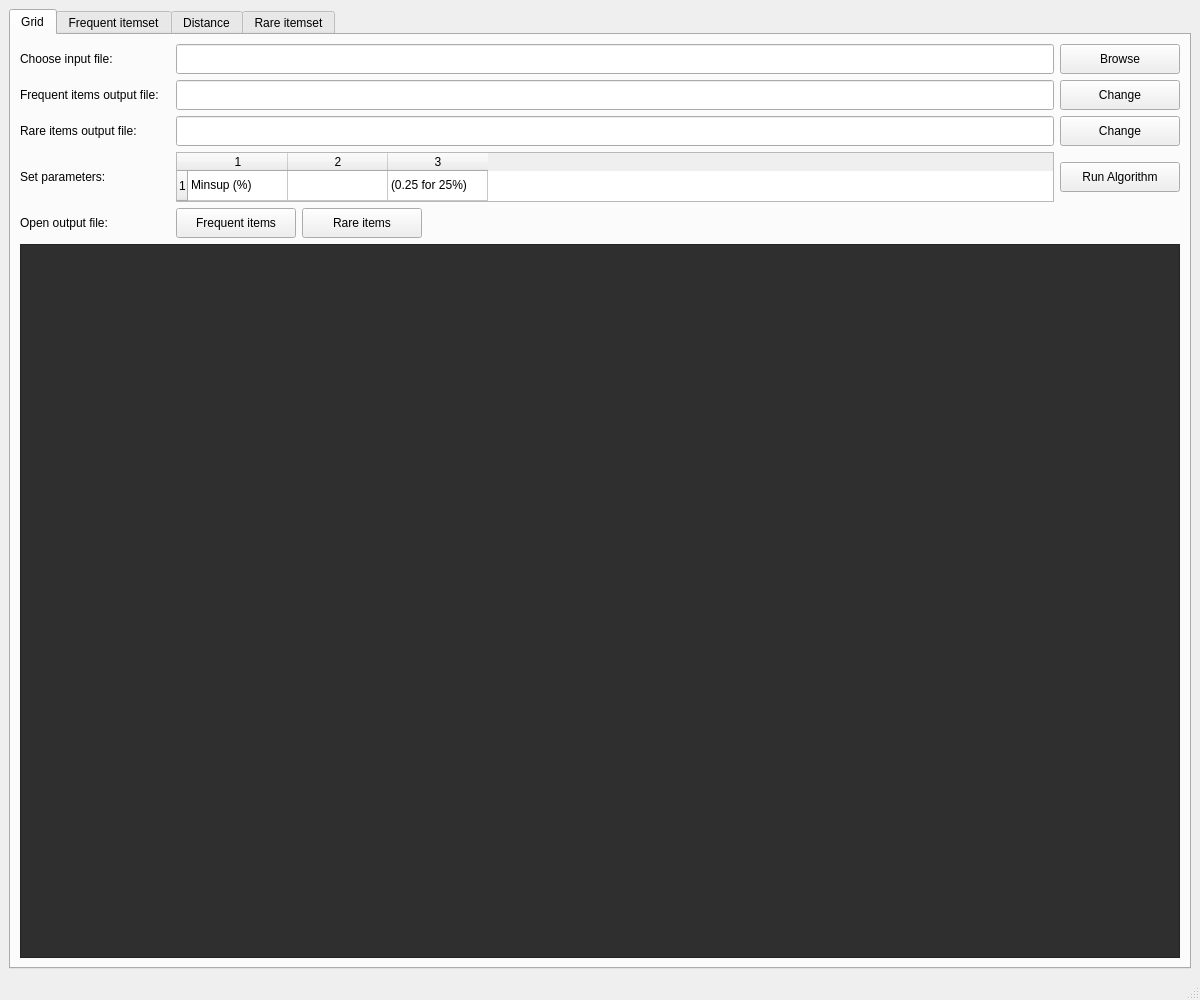
Qt form AssociationRules/mainwindow.ui (fjovanovic/Association-Rules) before a commit.
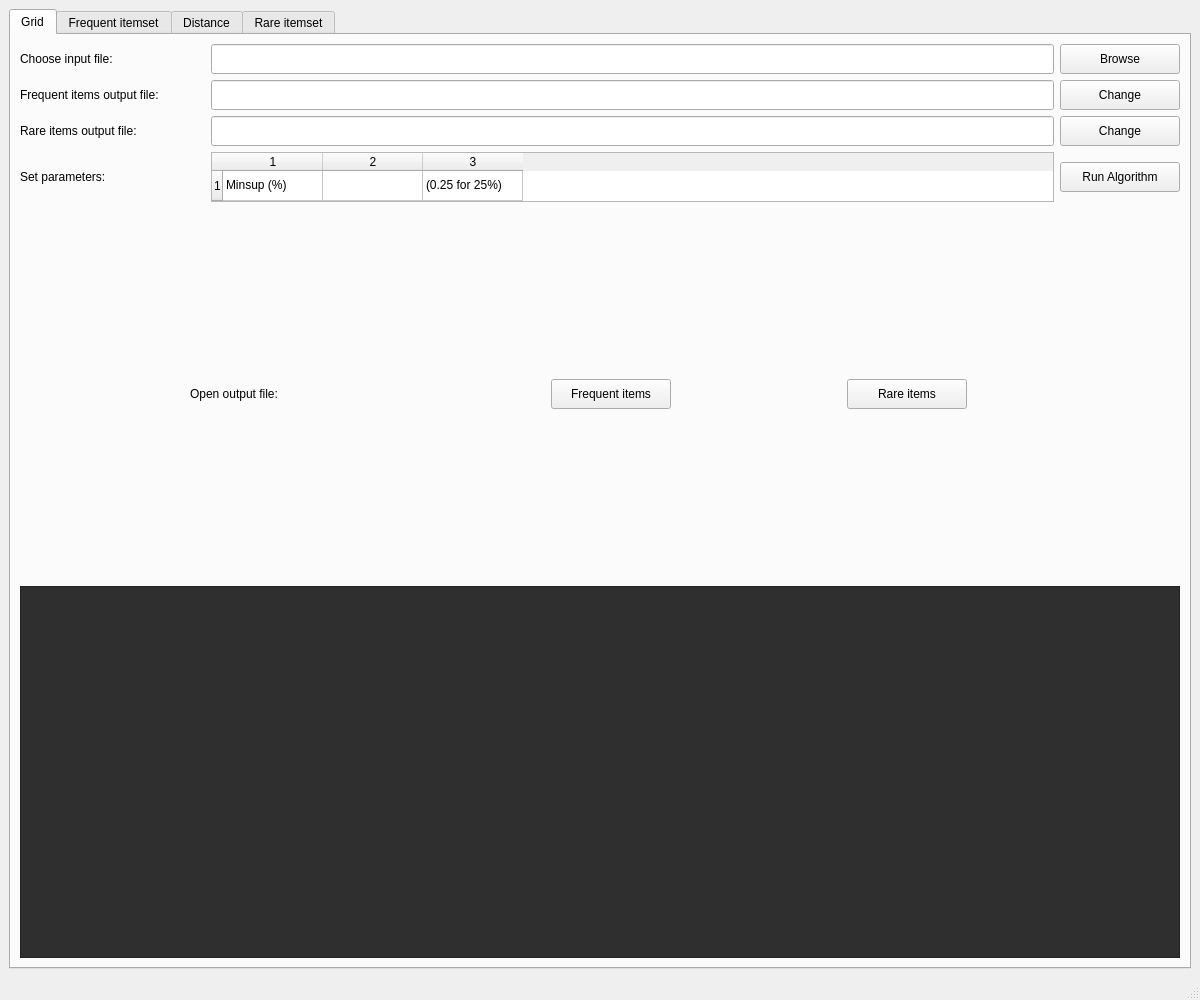
The same form after that commit.

Commit message: Modified width of labels

```diff
--- a/AssociationRules/mainwindow.ui
+++ b/AssociationRules/mainwindow.ui
@@ -46,13 +46,13 @@
            <widget class="QLabel" name="gridInputFileLabel">
             <property name="minimumSize">
              <size>
-              <width>150</width>
+              <width>185</width>
               <height>30</height>
              </size>
             </property>
             <property name="maximumSize">
              <size>
-              <width>150</width>
+              <width>185</width>
               <height>30</height>
              </size>
             </property>
@@ -107,13 +107,13 @@
            <widget class="QLabel" name="gridOutputFileLabel">
             <property name="minimumSize">
              <size>
-              <width>150</width>
+              <width>185</width>
               <height>30</height>
              </size>
             </property>
             <property name="maximumSize">
              <size>
-              <width>150</width>
+              <width>185</width>
               <height>30</height>
              </size>
             </property>
@@ -168,13 +168,13 @@
            <widget class="QLabel" name="label_2">
             <property name="minimumSize">
              <size>
-              <width>150</width>
+              <width>185</width>
               <height>30</height>
              </size>
             </property>
             <property name="maximumSize">
              <size>
-              <width>150</width>
+              <width>185</width>
               <height>30</height>
              </size>
             </property>
@@ -232,13 +232,13 @@
            <widget class="QLabel" name="gridSetParametersLabel">
             <property name="minimumSize">
              <size>
-              <width>150</width>
+              <width>185</width>
               <height>30</height>
              </size>
             </property>
             <property name="maximumSize">
              <size>
-              <width>150</width>
+              <width>185</width>
               <height>30</height>
              </size>
             </property>
@@ -349,13 +349,13 @@
             </property>
             <property name="minimumSize">
              <size>
-              <width>150</width>
+              <width>185</width>
               <height>30</height>
              </size>
             </property>
             <property name="maximumSize">
              <size>
-              <width>150</width>
+              <width>185</width>
               <height>30</height>
              </size>
             </property>
@@ -416,9 +416,6 @@
           </item>
           <item>
            <spacer name="horizontalSpacer">
-            <property name="orientation">
-             <enum>Qt::Orientation::Horizontal</enum>
-            </property>
             <property name="sizeHint" stdset="0">
              <size>
               <width>40</width>
```
Left out of the diff: 4 changed lines with no effect on the pictures.
